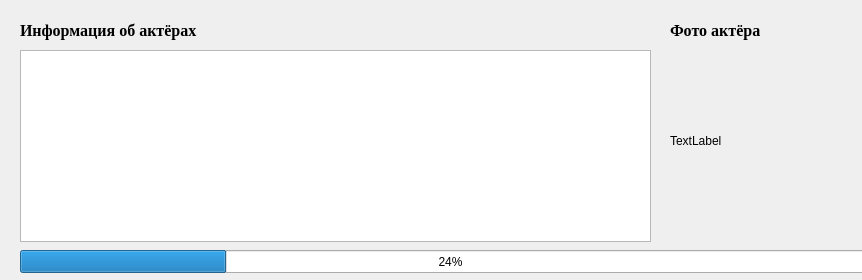
NikitaVirachev/course-work-on-DB, file Client/outputactor.ui: the form before one commit.
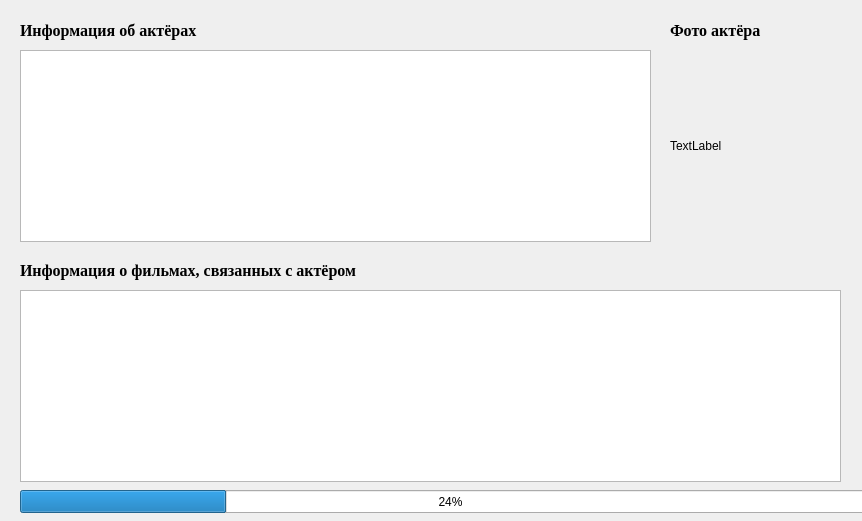
The form after the commit.

Diff of the .ui file:
```diff
--- a/Client/outputactor.ui
+++ b/Client/outputactor.ui
@@ -7,7 +7,7 @@
     <x>0</x>
     <y>0</y>
     <width>862</width>
-    <height>280</height>
+    <height>521</height>
    </rect>
   </property>
   <property name="windowTitle">
@@ -27,7 +27,7 @@
    <property name="geometry">
     <rect>
      <x>20</x>
-     <y>250</y>
+     <y>490</y>
      <width>861</width>
      <height>23</height>
     </rect>
@@ -63,7 +63,7 @@
      <x>670</x>
      <y>50</y>
      <width>171</width>
-     <height>181</height>
+     <height>191</height>
     </rect>
    </property>
    <property name="text">
@@ -91,6 +91,37 @@
     <string>Фото актёра</string>
    </property>
   </widget>
+  <widget class="QTableView" name="tableView_2">
+   <property name="geometry">
+    <rect>
+     <x>20</x>
+     <y>290</y>
+     <width>821</width>
+     <height>192</height>
+    </rect>
+   </property>
+  </widget>
+  <widget class="QLabel" name="label_4">
+   <property name="geometry">
+    <rect>
+     <x>20</x>
+     <y>260</y>
+     <width>821</width>
+     <height>21</height>
+    </rect>
+   </property>
+   <property name="font">
+    <font>
+     <family>Times New Roman</family>
+     <pointsize>12</pointsize>
+     <weight>75</weight>
+     <bold>true</bold>
+    </font>
+   </property>
+   <property name="text">
+    <string>Информация о фильмах, связанных с актёром</string>
+   </property>
+  </widget>
  </widget>
  <resources/>
  <connections/>
```
